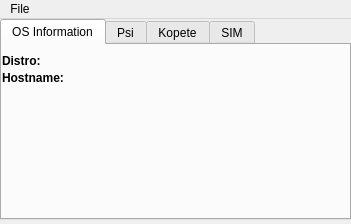
Before: the Qt Designer form mainwindow.ui in CryptoManiac/pswdrec, drawn with Qt 5.
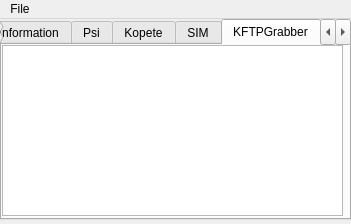
After: the same form once the commit is applied. The open tabs and pages were chosen to show the change.

The edit to the form file:
```diff
--- a/mainwindow.ui
+++ b/mainwindow.ui
@@ -176,6 +176,36 @@
       </property>
      </widget>
     </widget>
+    <widget class="QWidget" name="tab_5">
+     <attribute name="title">
+      <string>KFTPGrabber</string>
+     </attribute>
+     <widget class="QTextEdit" name="textEdit_3">
+      <property name="geometry">
+       <rect>
+        <x>0</x>
+        <y>0</y>
+        <width>341</width>
+        <height>171</height>
+       </rect>
+      </property>
+     </widget>
+    </widget>
+    <widget class="QWidget" name="tab_6">
+     <attribute name="title">
+      <string>KMail</string>
+     </attribute>
+     <widget class="QTextEdit" name="textEdit_5">
+      <property name="geometry">
+       <rect>
+        <x>0</x>
+        <y>0</y>
+        <width>341</width>
+        <height>171</height>
+       </rect>
+      </property>
+     </widget>
+    </widget>
    </widget>
   </widget>
   <widget class="QMenuBar" name="menuBar">
```
Left out of the diff: 2 changed lines with no effect on the pictures.
